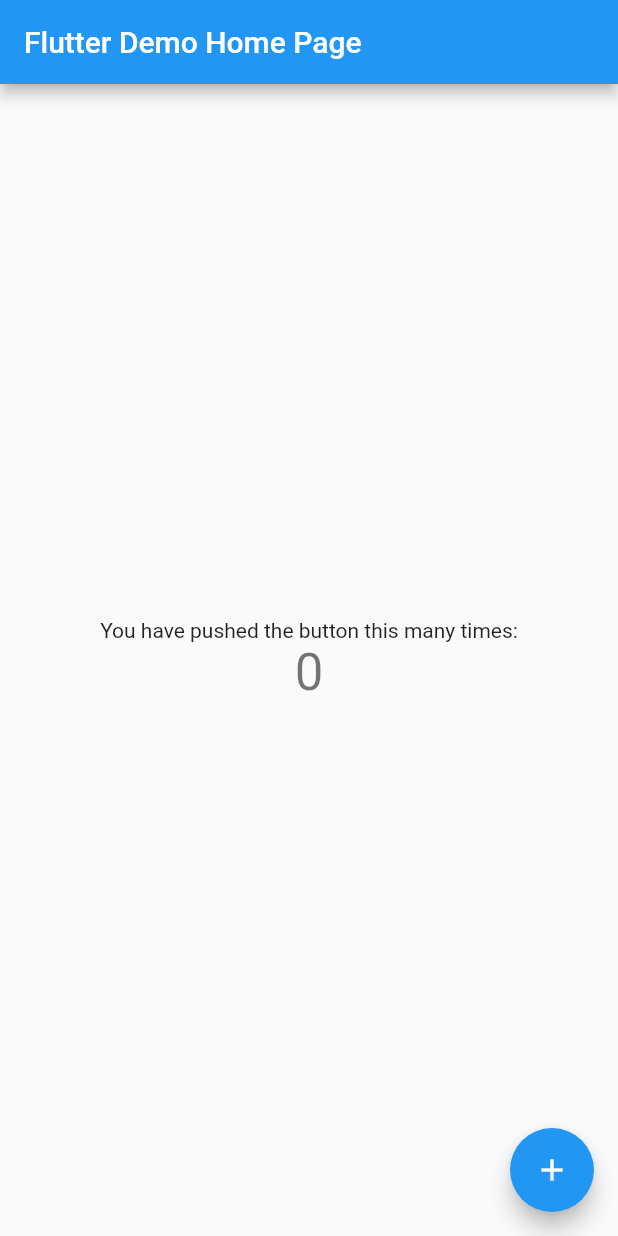
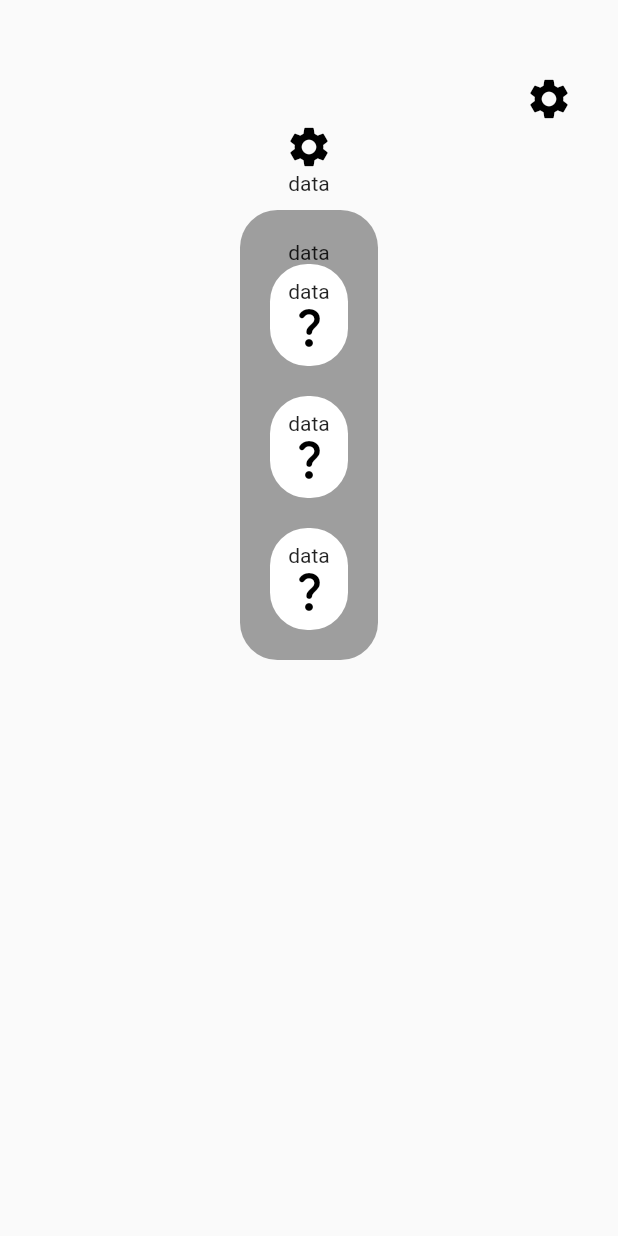
Before and after one commit to Feelgoodmann/Make-Decisions, a Flutter app: the screen it shows after launch, on a phone screen of 412 x 824 dp. Run offline on Flutter 3.47's test engine with Material 2 defaults, Android fonts, the phone set to English and light mode, and no system bars.

Commit message:
homepage#0.1

```diff
--- a/lib/main.dart
+++ b/lib/main.dart
@@ -1,4 +1,5 @@
 import 'package:flutter/material.dart';
+import 'package:make_decisions/screens/mainmenu.dart';
 import 'package:make_decisions/screens/test_screen.dart';
 
 void main() {
@@ -12,11 +13,12 @@
   @override
   Widget build(BuildContext context) {
     return MaterialApp(
+      debugShowCheckedModeBanner: false,
       title: 'Flutter Demo',
       theme: ThemeData(
         primarySwatch: Colors.blue,
       ),
-      home: const MyHomePage(title: 'Flutter Demo Home Page'),
+      home: MainMenu(),
     );
   }
 }
--- /dev/null
+++ b/lib/screens/mainmenu.dart
@@ -0,0 +1,144 @@
+import 'package:flutter/cupertino.dart';
+import 'package:flutter/material.dart';
+
+class MainMenu extends StatefulWidget {
+
+  @override
+  State<MainMenu> createState() => _MainMenuState();
+}
+
+class _MainMenuState extends State<MainMenu> {
+
+  @override
+  Widget build(BuildContext context) {
+
+    return Scaffold(
+
+      body: Container(
+        padding: EdgeInsets.only(left: 30, right: 30, top: 50, bottom: 40),
+        child: Column(
+          children: [
+            Row(
+              mainAxisAlignment: MainAxisAlignment.end,
+              children: [
+                Icon(
+                  Icons.settings,
+                  color: Colors.black,
+                  size: 32.0,
+                  semanticLabel: 'Text to announce in accessibility modes',
+                ),
+              ],
+            ),
+            Center(
+              child: Icon(
+                  Icons.settings,
+                  color: Colors.black,
+                  size: 32.0,
+                  semanticLabel: 'Text to announce in accessibility modes',
+                ),
+            ),
+            Text("data"),
+            SizedBox(height: 10,),
+            Container(
+              padding: EdgeInsets.all(20),
+              decoration: BoxDecoration(
+                borderRadius: BorderRadius.all(Radius.circular(25)),
+                color: Colors.grey,
+              ),
+              child: Column(
+                children: [
+                  Text("data"),
+                  Container(
+                    padding: EdgeInsets.all(10),
+                    decoration: BoxDecoration(
+                      borderRadius: BorderRadius.all(Radius.circular(25)),
+                      color: Colors.white,
+                    ),
+                    child: Column(
+                      children: [
+                        Text("data"),
+                        Icon(
+                          Icons.question_mark_rounded,
+                          color: Colors.black,
+                          size: 32.0,
+                          semanticLabel: 'Text to announce in accessibility modes',
+                        ),
+                      ],
+                    ),
+                  ),
+                  SizedBox(height: 20,),
+                  Container(
+                    padding: EdgeInsets.all(10),
+                    decoration: BoxDecoration(
+                      borderRadius: BorderRadius.all(Radius.circular(25)),
+                      color: Colors.white,
+                    ),
+                    child: Column(
+                      children: [
+                        Text("data"),
+                        Icon(
+                          Icons.question_mark_rounded,
+                          color: Colors.black,
+                          size: 32.0,
+                          semanticLabel: 'Text to announce in accessibility modes',
+                        ),
+                      ],
+                    ),
+                  ),
+                  SizedBox(height: 20,),
+                  Container(
+                    padding: EdgeInsets.all(10),
+                    decoration: BoxDecoration(
+                      borderRadius: BorderRadius.all(Radius.circular(25)),
+                      color: Colors.white,
+                    ),
+                    child: Column(
+                      children: [
+                        Text("data"),
+                        Icon(
+                          Icons.question_mark_rounded,
+                          color: Colors.black,
+                          size: 32.0,
+                          semanticLabel: 'Text to announce in accessibility modes',
+                        ),
+                      ],
+                    ),
+                  ),
+                ],
+              ),
+            )
+          ],
+        ),
+      ),
+    );
+  }
+}
+
+class ButtonMainMenu extends StatelessWidget{
+
+  final String titleName;
+  final String iconName;
+  const ButtonMainMenu(this.titleName,this.iconName);
+
+  @override
+  Widget build(BuildContext context) {
+    return Container(
+      padding: EdgeInsets.all(10),
+      decoration: BoxDecoration(
+        borderRadius: BorderRadius.all(Radius.circular(25)),
+        color: Colors.white,
+                    ),
+      child: Column(
+        children: [
+          Text(titleName),
+          Icon(
+            Icons.iconName,
+            color: Colors.black,
+            size: 32.0,
+            semanticLabel: 'Text to announce in accessibility modes',
+          ),
+        ],
+      ),
+    );
+  }
+}
```
